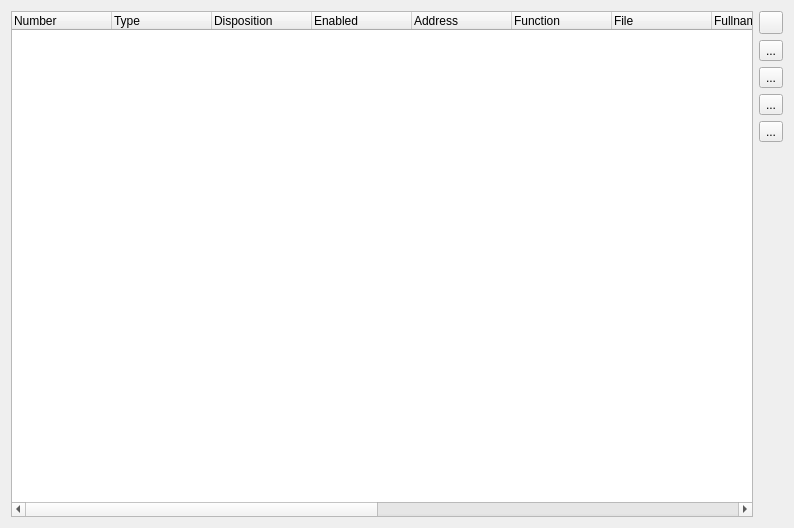
Qt form src/SeerCatchpointsBrowserWidget.ui (epasveer/seer) before a commit.
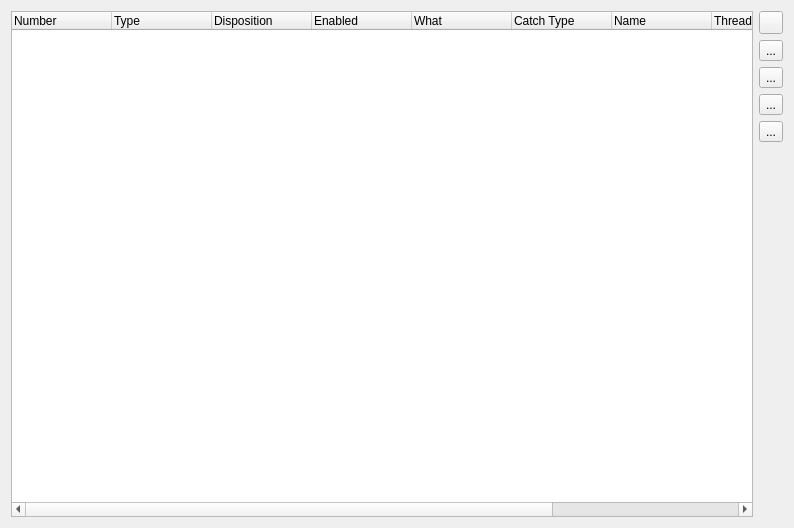
The same form after that commit. Icons and pictures are not drawn.

Commit message:
Add 'catchpoint' support.
Still working on Editor config options.

```diff
--- a/src/SeerCatchpointsBrowserWidget.ui
+++ b/src/SeerCatchpointsBrowserWidget.ui
@@ -17,7 +17,7 @@
    <item row="0" column="0">
     <widget class="QTreeWidget" name="watchpointsTreeWidget">
      <property name="columnCount">
-      <number>15</number>
+      <number>10</number>
      </property>
      <column>
       <property name="text">
@@ -41,27 +41,17 @@
      </column>
      <column>
       <property name="text">
-       <string>Address</string>
+       <string>What</string>
       </property>
      </column>
      <column>
       <property name="text">
-       <string>Function</string>
+       <string>Catch Type</string>
       </property>
      </column>
      <column>
       <property name="text">
-       <string>File</string>
-      </property>
-     </column>
-     <column>
-      <property name="text">
-       <string>Fullname</string>
-      </property>
-     </column>
-     <column>
-      <property name="text">
-       <string>Line</string>
+       <string>Name</string>
       </property>
      </column>
      <column>
@@ -74,21 +64,6 @@
        <string>Times</string>
       </property>
      </column>
-     <column>
-      <property name="text">
-       <string>Expression</string>
-      </property>
-     </column>
-     <column>
-      <property name="text">
-       <string>Value</string>
-      </property>
-     </column>
-     <column>
-      <property name="text">
-       <string>New Value</string>
-      </property>
-     </column>
      <column>
       <property name="text">
        <string>Used</string>
```
Left out of the diff: 26 changed lines with no effect on the pictures. The commit also changes 11 other files.
